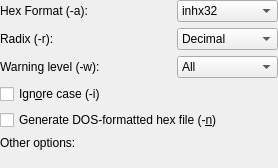
Qt form src/gui/gpasmsettingswidget.ui (ktechlab/ktechlab) before a commit.
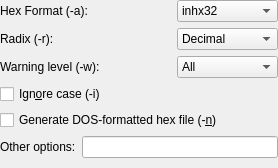
The same form after that commit. Custom widgets are drawn as their Qt base class.

Diff of the .ui file:
```diff
--- a/src/gui/gpasmsettingswidget.ui
+++ b/src/gui/gpasmsettingswidget.ui
@@ -261,7 +261,7 @@
   </customwidget>
   <customwidget>
    <class>KLineEdit</class>
-   <extends>QWidget</extends>
+   <extends>QLineEdit</extends>
    <header>klineedit.h</header>
   </customwidget>
  </customwidgets>
```
Left out of the diff: 6 changed lines with no effect on the pictures.
